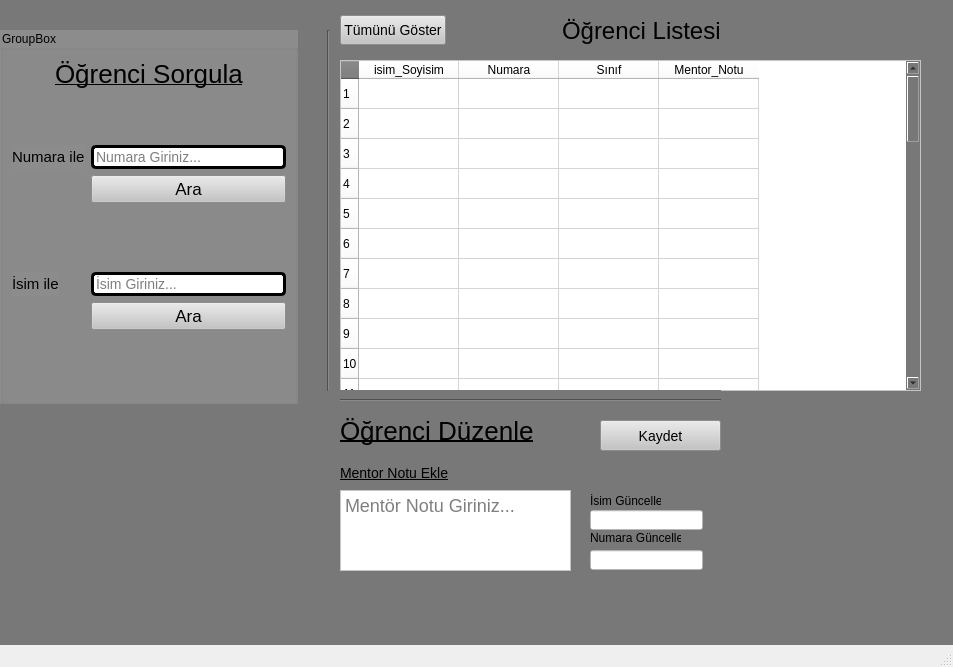
Before: the Qt Designer form ana.ui in abdullahdemil/database-experiment-with-PyMySQL-and-PyQt5-for-ASELSAN-MTAL-Clubs-policies, drawn with Qt 5.
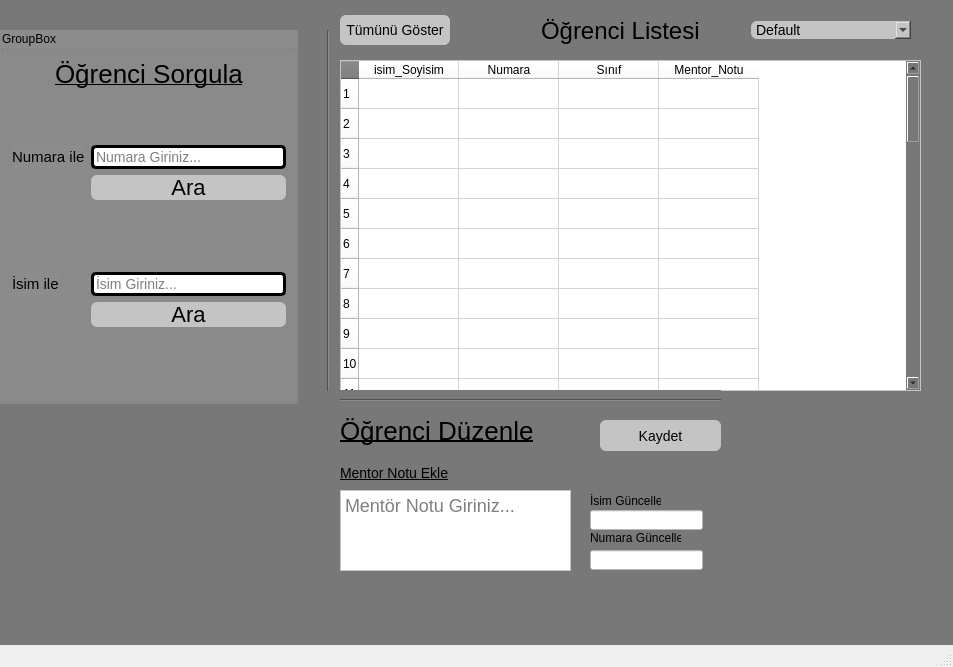
After: the same form once the commit is applied.

Patch:
```diff
--- a/ana.ui
+++ b/ana.ui
@@ -136,7 +136,9 @@
        </property>
        <property name="styleSheet">
         <string notr="true">background-color: #c4c4c4;
-font-size: 14px;</string>
+font-size: 14px;
+border: 3px rgb(1, 3, 56) solid;
+border-radius: 6px;</string>
        </property>
        <property name="text">
         <string>Tümünü Göster</string>
@@ -148,9 +150,12 @@
        <property name="orientation">
         <enum>Qt::Horizontal</enum>
        </property>
+       <property name="sizeType">
+        <enum>QSizePolicy::Fixed</enum>
+       </property>
        <property name="sizeHint" stdset="0">
         <size>
-         <width>40</width>
+         <width>85</width>
          <height>20</height>
         </size>
        </property>
@@ -173,16 +178,57 @@
         <enum>Qt::Horizontal</enum>
        </property>
        <property name="sizeType">
-        <enum>QSizePolicy::Preferred</enum>
+        <enum>QSizePolicy::Fixed</enum>
        </property>
        <property name="sizeHint" stdset="0">
         <size>
-         <width>190</width>
+         <width>45</width>
          <height>30</height>
         </size>
        </property>
       </spacer>
      </item>
+     <item>
+      <widget class="QComboBox" name="comboBox">
+       <property name="font">
+        <font>
+         <pointsize>-1</pointsize>
+        </font>
+       </property>
+       <property name="autoFillBackground">
+        <bool>false</bool>
+       </property>
+       <property name="styleSheet">
+        <string notr="true">background-color: #c4c4c4;
+font-size: 14px;
+border: 3px rgb(1, 3, 56) solid;
+border-radius: 6px;</string>
+       </property>
+       <property name="maxVisibleItems">
+        <number>20</number>
+       </property>
+       <item>
+        <property name="text">
+         <string extracomment="database'in default sıralamasıdır.">Default</string>
+        </property>
+       </item>
+       <item>
+        <property name="text">
+         <string>Sınıfa Göre Sırala</string>
+        </property>
+       </item>
+       <item>
+        <property name="text">
+         <string>Numaraya Göre Sırala</string>
+        </property>
+       </item>
+       <item>
+        <property name="text">
+         <string>İsime Göre Sırala</string>
+        </property>
+       </item>
+      </widget>
+     </item>
     </layout>
    </widget>
    <widget class="QGroupBox" name="groupBox">
@@ -310,7 +356,9 @@
            </property>
            <property name="styleSheet">
             <string notr="true">background-color: #c4c4c4;
-font-size: 17px;</string>
+font-size: 22px;
+border: 3px rgb(1, 3, 56) solid;
+border-radius: 6px;</string>
            </property>
            <property name="text">
             <string>Ara</string>
@@ -378,7 +426,9 @@
            </property>
            <property name="styleSheet">
             <string notr="true">background-color: #c4c4c4;
-font-size: 17px;</string>
+font-size: 22px;
+border: 3px rgb(1, 3, 56) solid;
+border-radius: 6px;</string>
            </property>
            <property name="text">
             <string>Ara</string>
@@ -540,7 +590,9 @@
     </property>
     <property name="styleSheet">
      <string notr="true">background-color: #c4c4c4;
-font-size: 14px;</string>
+font-size: 14px;
+border: 3px rgb(1, 3, 56) solid;
+border-radius: 6px;</string>
     </property>
     <property name="text">
      <string>Kaydet</string>
```
